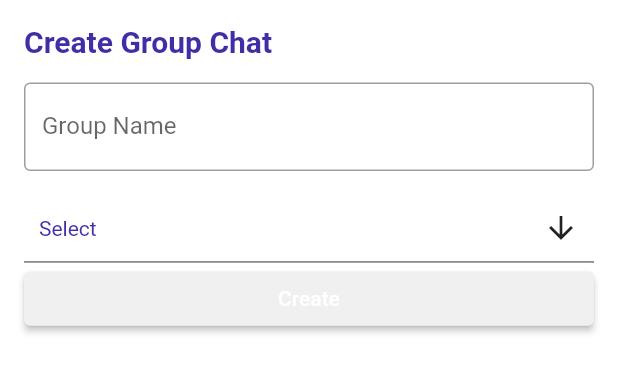
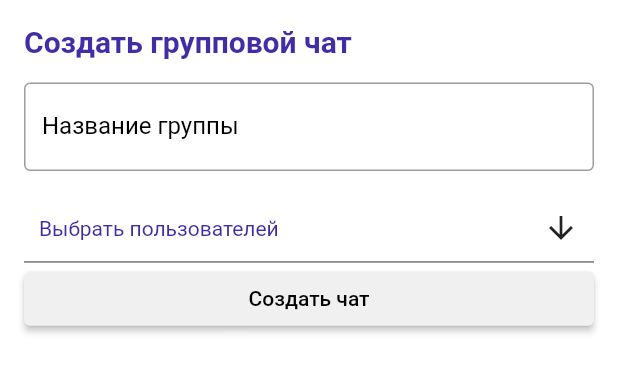
Before and after one commit to ncti-sibguti/frontend-for-application, a Flutter app: the CreateGroupChatModal widget shown alone on an empty page, opened directly, on a phone screen of 412 x 824 dp. Shown: the top 373 px of the screen. Run offline on Flutter 3.47's test engine with Material 2 defaults, Android fonts, the phone set to English and light mode, and no system bars; drawn by our look-alikes of multi_select_flutter; our stand-ins replace auto_route, flutter_chat_types, flutter_chat_ui, flutter_svg, salomon_bottom_bar, shared_preferences and 1 more; missing offline and left inert: jwt_decode; accounts and stored records are empty; network calls fail; project files that could hold a hidden picture were left out.

Commit message:
add chat no design
Co-authored-by: Ivan Chuvilin <ichuvilin@users.noreply.github.com>

```diff
--- a/lib/chat/create_group_chat.dart
+++ b/lib/chat/create_group_chat.dart
@@ -1,8 +1,6 @@
 import 'package:flutter/material.dart';
 import 'package:ncti/repository/ncti_repository.dart';
 import 'package:multi_select_flutter/multi_select_flutter.dart';
-
-import 'package:web_socket_channel/web_socket_channel.dart';
 
 class CreateGroupChatModal extends StatefulWidget {
   @override
@@ -17,7 +15,6 @@ class _CreateGroupChatModalState extends State<CreateGroupChatModal> {
 
   @override
   void initState() {
-    // TODO: implement initState
     super.initState();
     gettingUser();
   }
@@ -39,7 +36,7 @@ class _CreateGroupChatModalState extends State<CreateGroupChatModal> {
           crossAxisAlignment: CrossAxisAlignment.stretch,
           children: [
             const Text(
-              'Create Group Chat',
+              'Создать групповой чат',
               style: TextStyle(
                 fontSize: 20.0,
                 fontWeight: FontWeight.bold,
@@ -48,21 +45,38 @@ class _CreateGroupChatModalState extends State<CreateGroupChatModal> {
             const SizedBox(height: 16.0),
             TextField(
               controller: _groupNameController,
-              decoration: const InputDecoration(
-                labelText: 'Group Name',
-                border: OutlineInputBorder(),
-              ),
+              decoration: InputDecoration(
+                  labelText: 'Название группы',
+                  border: const OutlineInputBorder(),
+                  labelStyle: TextStyle(
+                      color: Theme.of(context).colorScheme.background)),
+              style: TextStyle(color: Theme.of(context).colorScheme.background),
             ),
             const SizedBox(height: 16.0),
             MultiSelectDialogField(
+                confirmText: Text(
+                  'Подтвердить',
+                  style: TextStyle(
+                      color: Theme.of(context).colorScheme.background),
+                ),
+                cancelText: Text(
+                  'Отмена',
+                  style: TextStyle(
+                      color: Theme.of(context).colorScheme.background),
+                ),
+                itemsTextStyle:
+                    TextStyle(color: Theme.of(context).colorScheme.background),
+                selectedItemsTextStyle:
+                    TextStyle(color: Theme.of(context).colorScheme.background),
+                selectedColor: Theme.of(context).colorScheme.secondary,
                 items: users
                     .map((user) => MultiSelectItem<User>(
                           user,
-                          user.lastName,
+                          '${user.firstName} ${user.lastName}',
                         ))
                     .toList(),
-                title: Text('Select Users'),
-                buttonText: Text('Select'),
+                title: const Text('Выберите пользователей'),
+                buttonText: const Text('Выбрать пользователей'),
                 onConfirm: (selectedUsers) {
                   setState(() {
                     _selectedUsers = selectedUsers;
@@ -77,7 +91,11 @@ class _CreateGroupChatModalState extends State<CreateGroupChatModal> {
 
                 Navigator.pop(context);
               },
-              child: const Text('Create'),
+              child: Text(
+                'Создать чат',
+                style:
+                    TextStyle(color: Theme.of(context).colorScheme.background),
+              ),
             ),
           ],
         ),
--- a/lib/theme.dart
+++ b/lib/theme.dart
@@ -31,6 +31,8 @@ class AppTheme {
 
 
 
+
+
 // button active rgb(65,45,166)
 // button passive rgb(241,246,252)
 // bg rgb(219,233,246)
```
Also changed, not shown: lib/calendar/calendar.dart (+6 -2 lines), lib/chat/chats_page.dart (+19 -2 lines), lib/chat/public_chat_page.dart (+20 -23 lines), lib/home_screen.dart (+42 -43 lines), lib/repository/ncti_repository.dart (+20 -7 lines), pubspec.yaml (+6 -4 lines), lib/routes/router.gr.dart, pubspec.lock, 1 other file.
